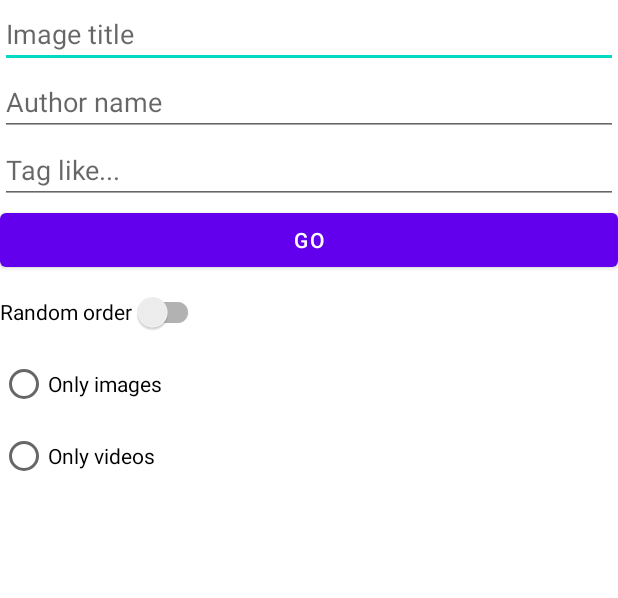
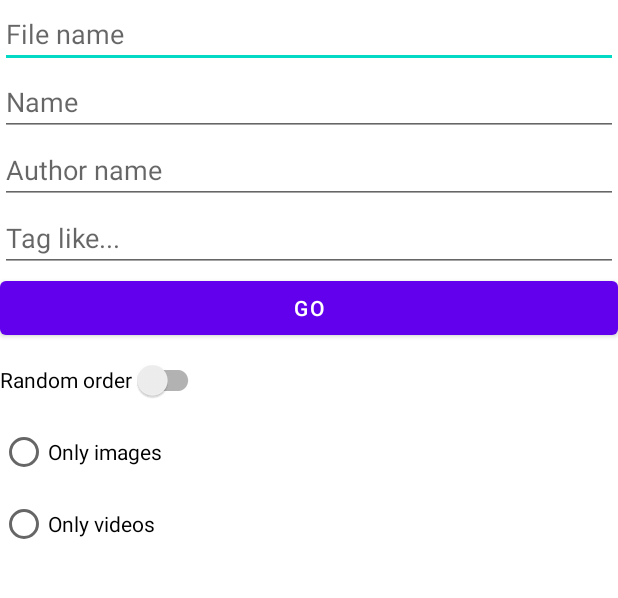
Before and after one commit to Colekfillion/velona-thea, an Android app: the screen it shows after launch (MainActivity), on a phone screen of 412 x 824 dp, the part 84-682 px from its top. Run offline under Robolectric (Android 15) with nearby library versions, the phone set to English and light mode, and no system bars.

Commit message:
Added file name filtering, natural sorting algorithm Can now filter by file name Added basic natural sorting algorithm so results are displayed in a 1-2-3-10-11 sequence rather than 1-10-11-2-3. This is done by sorting by the length of the user-supplied file_name or name, whichever is the longest. Assuming that if the user is supplying a file name or name, whichever is longest is the one they are most confident in

```diff
--- a/app/src/main/java/ca/quadrexium/velonathea/activity/MainActivity.java
+++ b/app/src/main/java/ca/quadrexium/velonathea/activity/MainActivity.java
@@ -24,7 +24,8 @@ public class MainActivity extends BaseActivity {
         SwitchCompat randomOrder = findViewById(R.id.activity_main_swtch_random);
         randomOrder.setChecked(prefs.getBoolean(Constants.PREFS_RANDOM_ORDER, false));
 
-        EditText etTitle = findViewById(R.id.activity_main_et_title_search);
+        EditText etFileName = findViewById(R.id.activity_main_et_filename_search);
+        EditText etName = findViewById(R.id.activity_main_et_name_search);
         EditText etAuthor = findViewById(R.id.activity_main_et_author_search);
         EditText etTag = findViewById(R.id.activity_main_et_tag_search);
         RadioGroup rgMediaType = findViewById(R.id.activity_main_rg_mediatype);
@@ -33,7 +34,8 @@ public class MainActivity extends BaseActivity {
         btnSearch.setOnClickListener(v -> {
             Bundle dataToPass = new Bundle();
 
-            dataToPass.putString(Constants.PREFS_MEDIA_NAME, etTitle.getText().toString());
+            dataToPass.putString(Constants.PREFS_MEDIA_FILENAME, etFileName.getText().toString());
+            dataToPass.putString(Constants.PREFS_MEDIA_NAME, etName.getText().toString());
             dataToPass.putString(Constants.PREFS_MEDIA_AUTHOR, etAuthor.getText().toString());
             dataToPass.putString(Constants.PREFS_MEDIA_TAG, etTag.getText().toString());
             String mediaType = "";
--- a/app/src/main/java/ca/quadrexium/velonathea/pojo/Constants.java
+++ b/app/src/main/java/ca/quadrexium/velonathea/pojo/Constants.java
@@ -25,6 +25,7 @@ public class Constants {
 
     public static final String PREFS = "preferences";
     public static final String PREFS_MEDIA_NAME = "name";
+    public static final String PREFS_MEDIA_FILENAME = "fileName";
     public static final String PREFS_MEDIA_AUTHOR = "author";
     public static final String PREFS_MEDIA_TAG = "tag";
     public static final String PREFS_MEDIA_TYPE = "mediaType";
@@ -33,4 +34,5 @@ public class Constants {
     public static final String PREFS_CACHE_SIZE = "cacheSize";
 
     public static final String PREFS_UPDATED_MEDIA_POSITION = "positionToUpdate";
+
 }
--- a/app/src/main/res/layout/activity_main.xml
+++ b/app/src/main/res/layout/activity_main.xml
@@ -8,11 +8,19 @@
         <include layout="@layout/toolbar"/>
 
         <EditText
-            android:id="@+id/activity_main_et_title_search"
+            android:id="@+id/activity_main_et_filename_search"
             android:inputType="text"
             android:layout_width="match_parent"
             android:layout_height="wrap_content"
-            android:hint="@string/image_title"
+            android:hint="File name"
+            android:importantForAutofill="no" />
+
+        <EditText
+            android:id="@+id/activity_main_et_name_search"
+            android:inputType="text"
+            android:layout_width="match_parent"
+            android:layout_height="wrap_content"
+            android:hint="Name"
             android:importantForAutofill="no" />
 
         <EditText
```
Also changed, not shown: app/src/main/java/ca/quadrexium/velonathea/activity/SearchResultsActivity.java (+8 -0 lines).
